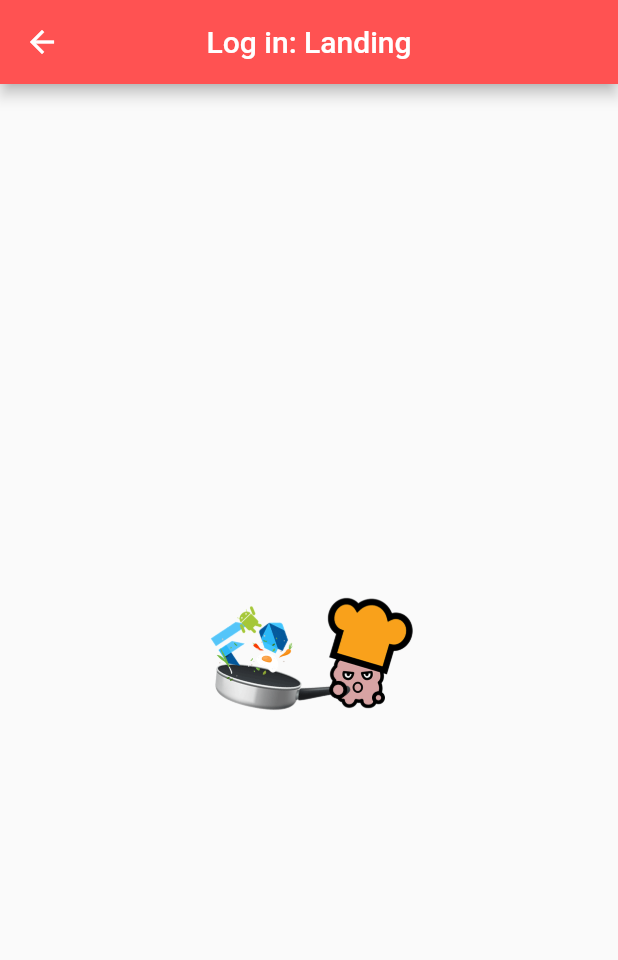
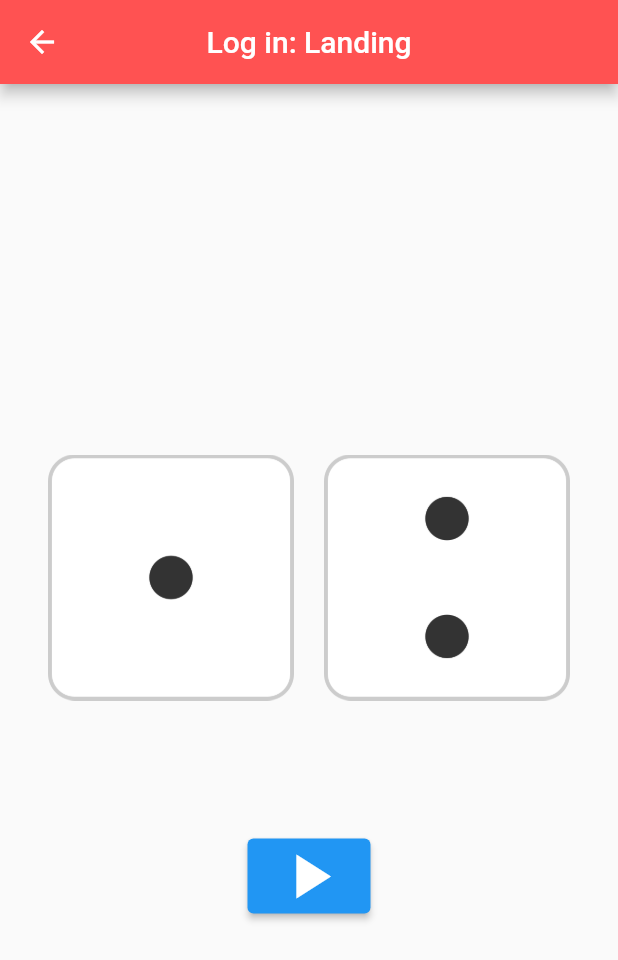
Before and after one commit to StudioZERONE/study_flutter_06_codingchef02, a Flutter app: the Dice screen opened directly, on a phone screen of 412 x 824 dp. Shown: the top 960 px of the screen. Run offline on Flutter 3.47's test engine with Material 2 defaults, Android fonts, the phone set to English and light mode, and no system bars.

Commit message:
주사위 UI 개발

```diff
--- a/lib/dice.dart
+++ b/lib/dice.dart
@@ -1,8 +1,13 @@
 import 'package:flutter/material.dart';
 
-class Dice extends StatelessWidget {
+class Dice extends StatefulWidget {
   const Dice({Key key}) : super(key: key);
 
+  @override
+  State<Dice> createState() => _DiceState();
+}
+
+class _DiceState extends State<Dice> {
   @override
   Widget build(BuildContext context) {
     return Scaffold(
@@ -12,10 +17,40 @@ class Dice extends StatelessWidget {
         centerTitle: true,
       ),
       body: Center(
-        child: Image(
-          image: AssetImage('image/chef.gif'),
-          width: 170,
-          height: 190,
+        child: Column(
+          mainAxisAlignment: MainAxisAlignment.center,
+          children: [
+            Padding(
+              padding: const EdgeInsets.all(32.0),
+              child: Row(
+                children: [
+                  Expanded(
+                    child: Image.asset('image/dice1.png'),
+                  ),
+                  SizedBox(
+                    width: 20,
+                  ),
+                  Expanded(
+                    child: Image.asset('image/dice2.png'),
+                  ),
+                ],
+              ),
+            ),
+            SizedBox(
+              height: 60,
+            ),
+            ButtonTheme(
+                minWidth: 100,
+                height: 60,
+                child: ElevatedButton(
+                  onPressed: () {},
+                  child: Icon(
+                    Icons.play_arrow,
+                    color: Colors.white,
+                    size: 50,
+                  ),
+                ))
+          ],
         ),
       ),
     );
--- a/lib/main.dart
+++ b/lib/main.dart
@@ -36,7 +36,11 @@ class _LogInState extends State<LogIn> {
         ],
       ),
       body: Builder(builder: (context) {
-        return SingleChildScrollView(
+        return GestureDetector(
+          onTap: () {
+            FocusScope.of(context).unfocus();
+          },
+          child: SingleChildScrollView(
             child: Column(
               children: [
                 Padding(
@@ -118,6 +122,7 @@ class _LogInState extends State<LogIn> {
                 ),
               ],
             ),
+          ),
         );
       }),
     );
```
Lines whose indentation alone changed are shown as unchanged.
